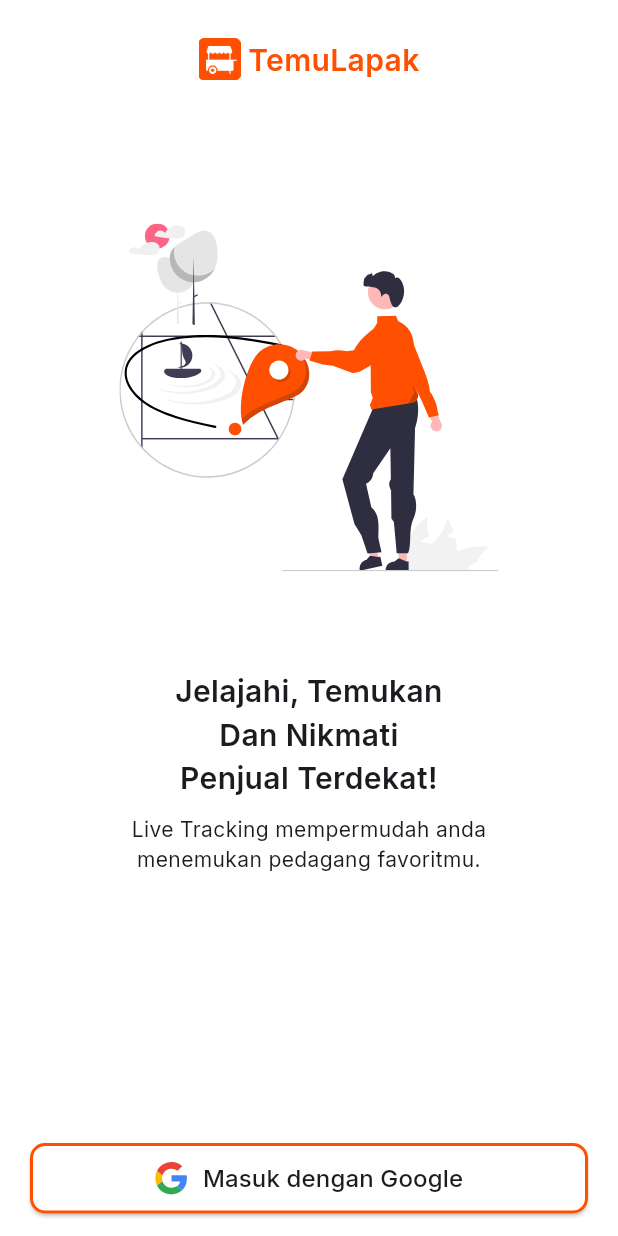
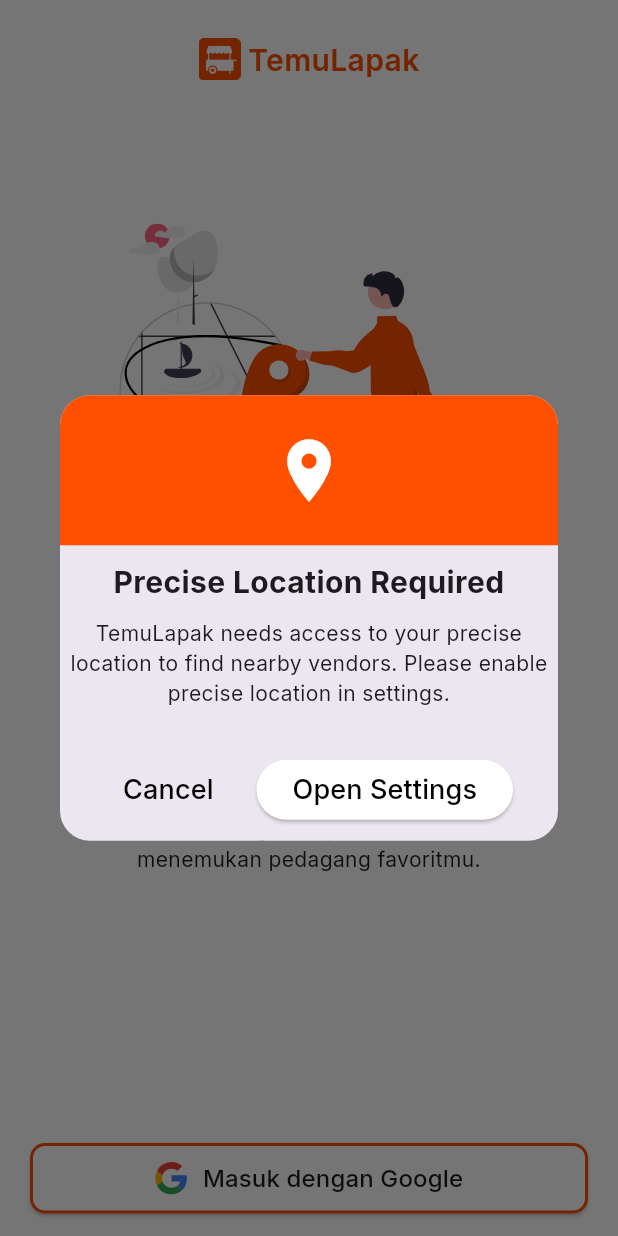
Before and after one commit to GigantiX/TemuLapak, a Flutter app: the screen it shows after launch, after a tap on "Masuk dengan Google", on a phone screen of 412 x 824 dp. Run offline on Flutter 3.47's test engine with Material 3 defaults, Android fonts, the phone set to English and light mode, and no system bars; our stand-ins replace carousel_slider, cloud_firestore, connectivity_plus, firebase_auth, firebase_core, flutter_riverpod and 8 more; accounts and stored records are empty.

Commit message:
feat: save user info to firestore & redesign network checker

```diff
--- /dev/null
+++ b/lib/data/location/location_services.dart
@@ -0,0 +1,98 @@
+import 'package:geolocator/geolocator.dart';
+import 'package:temulapak_app/utils/logger.dart';
+
+class LocationServices {
+  static final LocationServices _instance = LocationServices._internal();
+  static LocationServices get instance => _instance;
+
+  factory LocationServices() => _instance;
+
+  LocationServices._internal();
+
+  Future<bool> checkPermission() async {
+    bool serviceEnabled;
+    LocationPermission permission;
+
+    serviceEnabled = await Geolocator.isLocationServiceEnabled();
+    if (!serviceEnabled) {
+      Logger.log("Location services are disabled.");
+      return false;
+    }
+
+    permission = await Geolocator.checkPermission();
+    if (permission == LocationPermission.denied) {
+      permission = await Geolocator.requestPermission();
+      if (permission == LocationPermission.denied) {
+        Logger.log("Location permissions are denied");
+        return false;
+      }
+    }
+
+    if (permission == LocationPermission.deniedForever) {
+      Logger.log("Location permissions are permanently denied.");
+      return false;
+    }
+
+    try {
+      Logger.log("Testing precise location");
+      Position position = await Geolocator.getCurrentPosition(
+        locationSettings: const LocationSettings(
+          accuracy: LocationAccuracy.high,
+          timeLimit: Duration(seconds: 5)
+        )
+      );
+
+      //Calculate location accuracy
+      double accuracy = position.accuracy;
+      Logger.log("Location accuracy: $accuracy");
+
+      if (accuracy > 100) {
+        Logger.log("Location accuracy is not precise enough.");
+        return false;
+      }
+
+      Logger.log("Precise location granted");
+      return true;
+    } catch (e) {
+      Logger.log("Error getting location: $e");
+      return false;
+    }
+  }
+
+  Future<Position?> getCurrentLocation() async {
+    try {
+      final permissionGranted = await checkPermission();
+
+      if (!permissionGranted) {
+        Logger.log("Permission not granted");
+        return null;
+      }
+
+      return await Geolocator.getCurrentPosition(
+        locationSettings: const LocationSettings(
+          accuracy: LocationAccuracy.high,
+          timeLimit: Duration(seconds: 10),
+        ),
+      );
+    } catch (e) {
+      Logger.log("Error getting location: $e");
+      return null;
+    }
+  }
+
+  Future<bool> isPreciseLocAvailable() async {
+    try {
+      Position position = await Geolocator.getCurrentPosition(
+        locationSettings: const LocationSettings(
+          accuracy: LocationAccuracy.high,
+          timeLimit: Duration(seconds: 5),
+        ),
+      );
+
+      return position.accuracy <= 100;
+    } catch (e) {
+      Logger.log("Error checking precise location: $e");
+      return false;
+    }
+  }
+}
--- a/lib/utils/custom_dialog.dart
+++ b/lib/utils/custom_dialog.dart
@@ -50,7 +50,7 @@
           const SizedBox(height: 10),
           Text(
             content,
-            style: const TextStyle(fontSize: 16),
+            style: const TextStyle(fontSize: 14),
             textAlign: TextAlign.center,
           ),
           const SizedBox(height: 20),
@@ -70,7 +70,7 @@
                     backgroundColor: iconColor,
                     foregroundColor: Colors.white,
                   ),
-                  child: Text(confirmText, style: TextStyle(fontSize: 18)),
+                  child: Text(confirmText, style: TextStyle(fontSize: 18, color: Colors.black)),
                 ),
               ]
               ]
--- a/lib/utils/network_checker.dart
+++ b/lib/utils/network_checker.dart
@@ -1,5 +1,6 @@
 import 'package:flutter/material.dart';
 import 'package:connectivity_plus/connectivity_plus.dart';
+import 'package:temulapak_app/utils/logger.dart';
 
 class NetworkChecker {
   static final NetworkChecker _instance = NetworkChecker._internal();
@@ -9,11 +10,13 @@
 
   NetworkChecker._internal();
 
-  Future<bool> checkInternetConnection(BuildContext context) async {
-    final result = await Connectivity().checkConnectivity();
+  Future<bool> isConnected() async {
+    final List<ConnectivityResult> result = await Connectivity().checkConnectivity();
+    return !result.contains(ConnectivityResult.none);
+  }
 
-    if (result == ConnectivityResult.none) {
-      if (context.mounted) {
+  /// Shows a snackbar with a no connection message
+  void showNoConnectionMessage(BuildContext context) {
     ScaffoldMessenger.of(context).showSnackBar(
       const SnackBar(
         content: Text('No internet connection. Please check your network.'),
@@ -22,14 +25,37 @@
       ),
     );
   }
-      return false;
+
+  /// Run a network-dependent function with proper error handling
+  /// Returns the function's result or null if offline
+  Future<T?> run<T>({
+    required BuildContext context,
+    required Future<T> Function() action,
+    String? customOfflineMessage,
+    bool showMessage = true,
+  }) async {
+    try {
+      if (!await isConnected()) {
+        if (showMessage && context.mounted) {
+          ScaffoldMessenger.of(context).showSnackBar(SnackBar(
+            content: Text(customOfflineMessage ?? 'No internet connection. Please check your network.'),
+            backgroundColor: Colors.red,
+            duration: Duration(seconds: 2),
+          ));
         }
-    return true;
+        return null;
       }
 
-  Future<void> execute(BuildContext context, Future<void> Function() action) async {
-    if (await checkInternetConnection(context)) {
-      await action();
+      return await action();
+    } catch (e) {
+      Logger.error('Network operation failed', error: e);
+      if (showMessage && context.mounted) {
+        ScaffoldMessenger.of(context).showSnackBar(SnackBar(
+          content: Text('Operation failed: ${e.toString()}'),
+          backgroundColor: Colors.red,
+        ));
+      }
+      return null;
     }
   }
 }
--- a/lib/view/home_page/home_viewmodel.dart
+++ b/lib/view/home_page/home_viewmodel.dart
@@ -2,6 +2,7 @@
 
 final carouselIndexProvider = StateProvider<int>((ref) => 0);
 
+
 class HomeViewmodel {
 
 }
--- a/lib/view/login_page/login_page.dart
+++ b/lib/view/login_page/login_page.dart
@@ -2,8 +2,10 @@
 import 'package:flutter/material.dart';
 import 'package:flutter_riverpod/flutter_riverpod.dart';
 import 'package:flutter_svg/svg.dart';
+import 'package:geolocator/geolocator.dart';
 import 'package:google_fonts/google_fonts.dart';
 import 'package:temulapak_app/assets/mycolor.dart';
+import 'package:temulapak_app/data/location/location_services.dart';
 import 'package:temulapak_app/model/login/login_state.dart';
 import 'package:temulapak_app/utils/custom_dialog.dart';
 import 'package:temulapak_app/utils/loading/loading.dart';
@@ -123,11 +125,64 @@
                 child: ElevatedButton(
                     onPressed: () async {
                       Logger.log("Login Pressed");
-                      NetworkChecker.instance.execute(context, () async {
-                        await ref
-                            .read(loginViewModelProvider.notifier)
-                            .googleSignIn();
-                      });
+
+                      final permissionGranted =
+                          await LocationServices.instance.checkPermission();
+
+                      if (!permissionGranted) {
+                        if (!context.mounted) return;
+                        final hasSomePermission =
+                            await Geolocator.checkPermission() !=
+                                    LocationPermission.denied &&
+                                await Geolocator.checkPermission() !=
+                                    LocationPermission.deniedForever;
+                        final isPreciseAvailable = await LocationServices
+                            .instance
+                            .isPreciseLocAvailable();
+                        if (!context.mounted) return;
+
+                        final title = hasSomePermission && !isPreciseAvailable
+                            ? "Precise Location Required"
+                            : "Location Permission Required";
+                        final content = hasSomePermission && !isPreciseAvailable
+                            ? "TemuLapak needs access to your precise location to find nearby vendors. Please enable precise location in settings."
+                            : "TemuLapak needs access to your location to find nearby vendors. Please enable location permissions in settings.";
+                        showDialog(
+                          context: context,
+                          builder: (context) => CustomAlertDialog(
+                            title: title,
+                            content: content,
+                            confirmText: "Open Settings",
+                            cancelText: "Cancel",
+                            icon: Icons.location_on,
+                            iconColor: Colors.white,
+                            dialogColor: MyColor.orange,
+                            onConfirm: () async {
+                              Navigator.pop(context);
+                              if (hasSomePermission && !isPreciseAvailable) {
+                                await Geolocator.openAppSettings();
+                              } else {
+                                await Geolocator.openLocationSettings();
+                              }
+                            },
+                            onCancel: () {
+                              Navigator.pop(context);
+                            },
+                          ),
+                        );
+
+                        return;
+                      }
+
+                      if (context.mounted) {
+                        await NetworkChecker.instance
+                            .run(context: context, action: () async {
+                              await ref
+                              .read(loginViewModelProvider.notifier)
+                              .googleSignIn();
+                              return true;
+                            });
+                      }
                     },
                     style: ElevatedButton.styleFrom(
                       backgroundColor: Colors.white,
--- a/pubspec.yaml
+++ b/pubspec.yaml
@@ -8,6 +8,7 @@
 
 dependencies:
   carousel_slider: ^5.0.0
+  cloud_firestore: ^5.6.7
   connectivity_plus: ^6.1.3
   cupertino_icons: ^1.0.8
   firebase_auth: ^5.4.1
@@ -16,6 +17,7 @@
     sdk: flutter
   flutter_riverpod: ^2.6.1
   flutter_svg: ^2.0.17
+  geolocator: ^13.0.4
   google_fonts: ^6.2.1
   google_nav_bar: ^5.0.7
   google_sign_in: ^6.2.2
```
Also changed, not shown: lib/data/network/login_service.dart (+24 -7 lines), lib/data/network/user_service.dart (added, +60 -0 lines), lib/model/product/product_model.dart (added, +29 -0 lines), lib/model/user/user_model.dart (+39 -4 lines), lib/view/home_page/home_page.dart (+38 -21 lines), lib/view/profile_page/profile_page.dart (+18 -7 lines), lib/assets/images/thumbnail.jpeg (added), pubspec.lock, 4 other files. Lines whose indentation alone changed are shown as unchanged.
